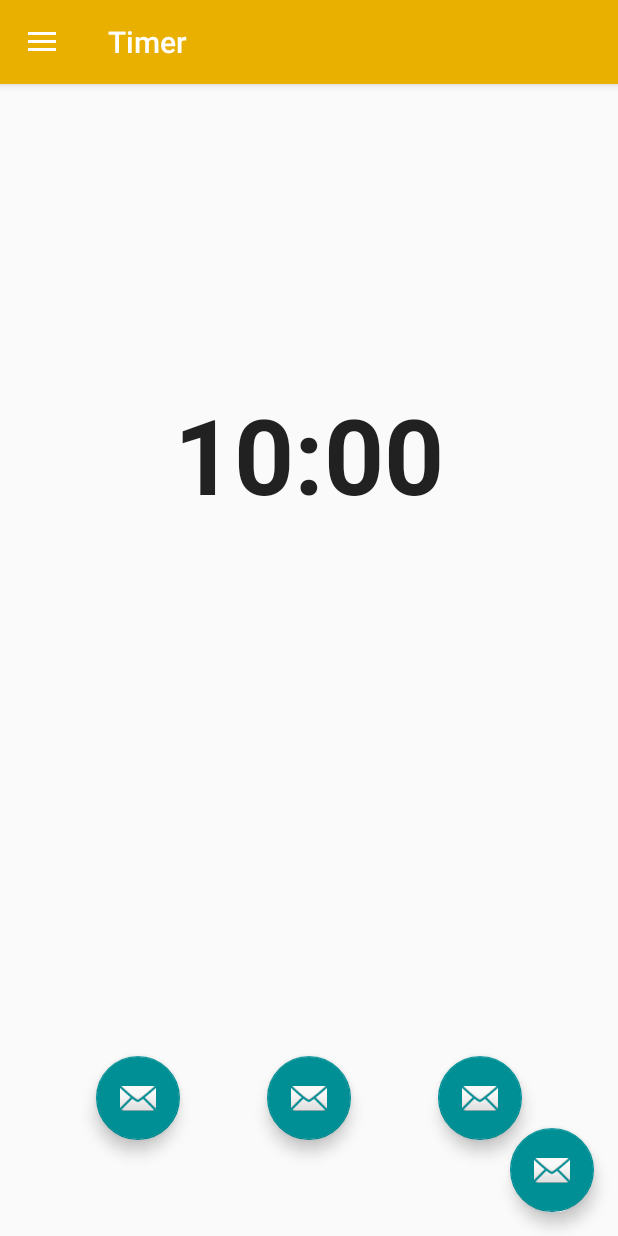
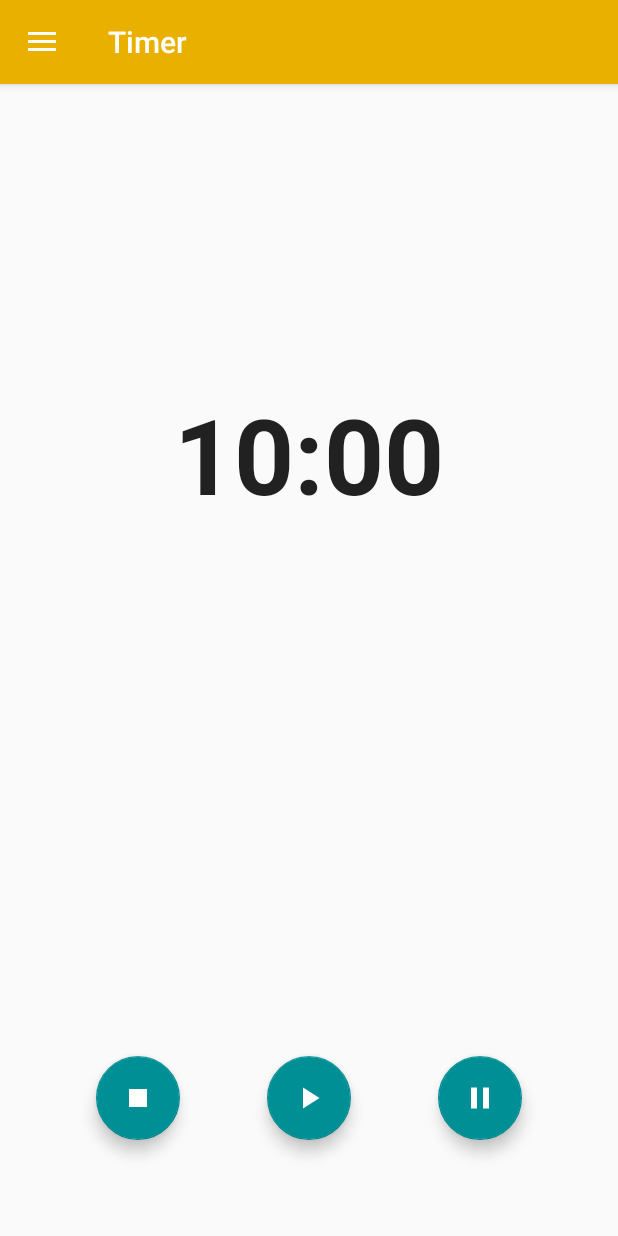
Before and after one commit to anderson-matheus/samsung-challenge, an Android app: the HomeNavigationActivity screen opened directly, with no data from a screen before it, in the side drawer, after a tap on "Timer", on a phone screen of 412 x 824 dp. Run offline under Robolectric (Android 15) with nearby library versions, the phone set to English and light mode, and no system bars; 1 statement that could not run was skipped.

Commit message:
Adicionando ícones no fragmento do timer e ajustando textos do menu e appbar do chatbot

```diff
--- a/app/src/main/java/android/curso/samsungchallenge/view/HomeNavigationActivity.java
+++ b/app/src/main/java/android/curso/samsungchallenge/view/HomeNavigationActivity.java
@@ -34,14 +34,14 @@ public class HomeNavigationActivity extends AppCompatActivity
         Toolbar toolbar = (Toolbar) findViewById(R.id.toolbar);
         setSupportActionBar(toolbar);
 
-        FloatingActionButton fab = (FloatingActionButton) findViewById(R.id.fab);
-        fab.setOnClickListener(new View.OnClickListener() {
-            @Override
-            public void onClick(View view) {
-                Snackbar.make(view, "Replace with your own action", Snackbar.LENGTH_LONG)
-                        .setAction("Action", null).show();
-            }
-        });
+//        FloatingActionButton fab = (FloatingActionButton) findViewById(R.id.fab);
+//        fab.setOnClickListener(new View.OnClickListener() {
+//            @Override
+//            public void onClick(View view) {
+//                Snackbar.make(view, "Replace with your own action", Snackbar.LENGTH_LONG)
+//                        .setAction("Action", null).show();
+//            }
+//        });
 
         DrawerLayout drawer = (DrawerLayout) findViewById(R.id.drawer_layout);
         ActionBarDrawerToggle toggle = new ActionBarDrawerToggle(
@@ -106,7 +106,7 @@ public class HomeNavigationActivity extends AppCompatActivity
                 fragmentManager.beginTransaction().replace(R.id.content_fragment, new TimerFragment()).commit();
                 break;
             case R.id.nav_chat:
-                setTitle("Chat");
+                setTitle("Chatbot");
                 fragmentManager.beginTransaction().replace(R.id.content_fragment, new ChatFragment()).commit();
                 break;
             default:
--- /dev/null
+++ b/app/src/main/res/drawable/ic_media_pause.xml
@@ -0,0 +1,5 @@
+<vector android:height="24dp" android:tint="#FFFFFF"
+    android:viewportHeight="24.0" android:viewportWidth="24.0"
+    android:width="24dp" xmlns:android="http://schemas.android.com/apk/res/android">
+    <path android:fillColor="#FF000000" android:pathData="M6,19h4L10,5L6,5v14zM14,5v14h4L18,5h-4z"/>
+</vector>
--- /dev/null
+++ b/app/src/main/res/drawable/ic_media_play.xml
@@ -0,0 +1,5 @@
+<vector android:height="24dp" android:tint="#FFFFFF"
+    android:viewportHeight="24.0" android:viewportWidth="24.0"
+    android:width="24dp" xmlns:android="http://schemas.android.com/apk/res/android">
+    <path android:fillColor="#FF000000" android:pathData="M8,5v14l11,-7z"/>
+</vector>
--- /dev/null
+++ b/app/src/main/res/drawable/ic_media_stop.xml
@@ -0,0 +1,5 @@
+<vector android:height="24dp" android:tint="#FFFFFF"
+    android:viewportHeight="24.0" android:viewportWidth="24.0"
+    android:width="24dp" xmlns:android="http://schemas.android.com/apk/res/android">
+    <path android:fillColor="#FF000000" android:pathData="M6,6h12v12H6z"/>
+</vector>
--- a/app/src/main/res/layout/app_bar_home_navigation.xml
+++ b/app/src/main/res/layout/app_bar_home_navigation.xml
@@ -22,12 +22,12 @@
 
     <include layout="@layout/content_home_navigation" />
 
-    <android.support.design.widget.FloatingActionButton
-        android:id="@+id/fab"
-        android:layout_width="wrap_content"
-        android:layout_height="wrap_content"
-        android:layout_gravity="bottom|end"
-        android:layout_margin="@dimen/fab_margin"
-        app:srcCompat="@android:drawable/ic_dialog_email" />
+    <!--<android.support.design.widget.FloatingActionButton-->
+        <!--android:id="@+id/fab"-->
+        <!--android:layout_width="wrap_content"-->
+        <!--android:layout_height="wrap_content"-->
+        <!--android:layout_gravity="bottom|end"-->
+        <!--android:layout_margin="@dimen/fab_margin"-->
+        <!--app:srcCompat="@android:drawable/ic_dialog_email" />-->
 
 </android.support.design.widget.CoordinatorLayout>
--- a/app/src/main/res/layout/chat_fragment.xml
+++ b/app/src/main/res/layout/chat_fragment.xml
@@ -10,7 +10,7 @@
         android:layout_height="match_parent"
         android:layout_marginTop="30sp"
         android:gravity="center"
-        android:text="Chatttttt"
+        android:text="Chatbot"
         android:textColor="@color/colorPrimary"
         android:textSize="18sp"
         android:textStyle="bold" />
--- a/app/src/main/res/layout/timer_fragment.xml
+++ b/app/src/main/res/layout/timer_fragment.xml
@@ -23,7 +23,7 @@
         android:layout_height="wrap_content"
         android:layout_gravity="bottom|end"
         android:layout_margin="@dimen/fab_margin_large"
-        app:srcCompat="@android:drawable/ic_dialog_email" />
+        app:srcCompat="@drawable/ic_media_pause" />
 
     <android.support.design.widget.FloatingActionButton
         android:id="@+id/fab_1"
@@ -31,7 +31,7 @@
         android:layout_height="wrap_content"
         android:layout_gravity="bottom|center"
         android:layout_margin="@dimen/fab_margin_large"
-        app:srcCompat="@android:drawable/ic_dialog_email" />
+        app:srcCompat="@drawable/ic_media_play" />
 
     <android.support.design.widget.FloatingActionButton
         android:id="@+id/fab_2"
@@ -39,6 +39,6 @@
         android:layout_height="wrap_content"
         android:layout_gravity="bottom|start"
         android:layout_margin="@dimen/fab_margin_large"
-        app:srcCompat="@android:drawable/ic_dialog_email" />
+        app:srcCompat="@drawable/ic_media_stop" />
 
 </android.support.design.widget.CoordinatorLayout>
```
